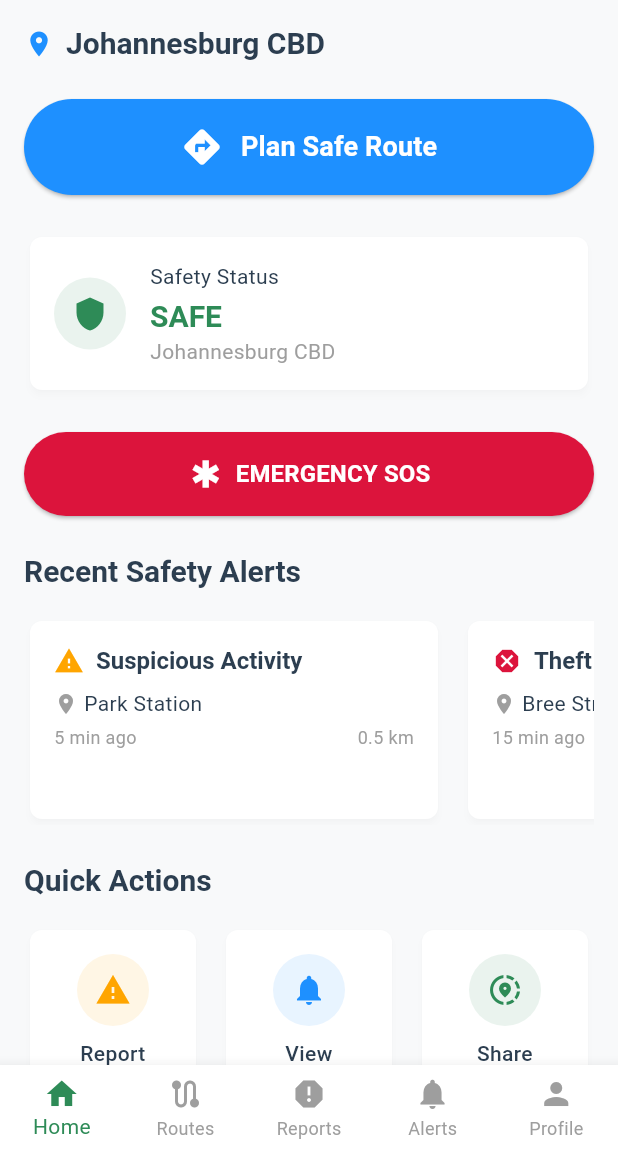
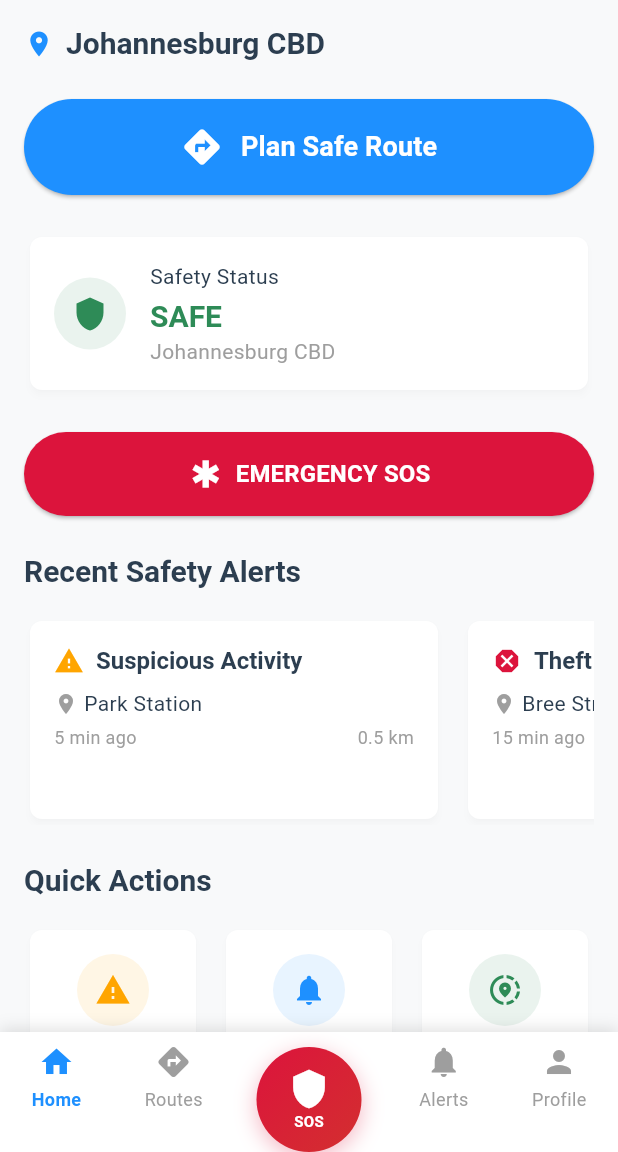
Before and after one commit to Varlene-Z-Sib/SafeCommute, a Flutter app: the HomeScreen screen opened by its route, on a phone screen of 412 x 824 dp, the part 84-1236 px from its top. Run offline on Flutter 3.47's test engine with Material 3 defaults, Android fonts, the phone set to English and light mode, and no system bars.

Commit message:
Added emergency type seletor

```diff
--- a/safecommute/lib/screens/home_screen.dart
+++ b/safecommute/lib/screens/home_screen.dart
@@ -1,8 +1,10 @@
+// screens/home_screen.dart
 import 'package:flutter/material.dart';
 import '../../utils/app_colors.dart';
 import '../../widgets/custom_bottom_navigation.dart';
 import '../../widgets/safety_status_widget.dart';
 import '../../widgets/emergency_button.dart';
+import '../../widgets/emergency_type_selector.dart';
 
 class HomeScreen extends StatefulWidget {
   const HomeScreen({super.key});
@@ -16,6 +18,7 @@ class _HomeScreenState extends State<HomeScreen> {
   final bool _isOnline = true;
   final String _currentLocation = 'Johannesburg CBD';
   String _safetyLevel = 'Safe';
+  bool _showEmergencySelector = false;
 
   @override
   Widget build(BuildContext context) {
@@ -69,7 +72,9 @@ class _HomeScreenState extends State<HomeScreen> {
           ),
         ],
       ),
-      body: RefreshIndicator(
+      body: Stack(
+        children: [
+          RefreshIndicator(
             onRefresh: _refreshData,
             child: SingleChildScrollView(
               physics: AlwaysScrollableScrollPhysics(),
@@ -136,7 +141,8 @@ class _HomeScreenState extends State<HomeScreen> {
 
                   // Emergency SOS Button
                   EmergencyButton(
-                onPressed: () => Navigator.pushNamed(context, '/emergency-sos'),
+                    onPressed: () =>
+                        Navigator.pushNamed(context, '/emergency-sos'),
                   ),
                   SizedBox(height: 24),
 
@@ -160,9 +166,29 @@ class _HomeScreenState extends State<HomeScreen> {
               ),
             ),
           ),
+          // Emergency Type Selector Overlay
+          if (_showEmergencySelector)
+            GestureDetector(
+              onTap: _hideEmergencySelector,
+              child: Container(
+                color: Colors.transparent,
+                child: Column(
+                  children: [
+                    Spacer(),
+                    EmergencyTypeSelector(
+                      onEmergencySelected: _handleEmergencySelected,
+                      onCancel: _hideEmergencySelector,
+                    ),
+                  ],
+                ),
+              ),
+            ),
+        ],
+      ),
       bottomNavigationBar: CustomBottomNavigation(
         currentIndex: _currentIndex,
         onTap: _onBottomNavTap,
+        onEmergencyTap: _showEmergencyTypeSelector,
       ),
     );
   }
@@ -359,7 +385,7 @@ class _HomeScreenState extends State<HomeScreen> {
   }
 
   Future<void> _refreshData() async {
-    // Simulated data refresh
+    // Simulate data refresh
     await Future.delayed(Duration(seconds: 1));
     setState(() {
       _safetyLevel = [
@@ -371,7 +397,7 @@ class _HomeScreenState extends State<HomeScreen> {
   }
 
   void _shareLocation() {
-    // Need to still implement location sharing functionality
+    // Implement location sharing functionality
     showDialog(
       context: context,
       builder: (context) => AlertDialog(
@@ -411,14 +437,59 @@ class _HomeScreenState extends State<HomeScreen> {
         Navigator.pushNamed(context, '/route-planning');
         break;
       case 2:
-        Navigator.pushNamed(context, '/safety-reporting');
+        Navigator.pushNamed(context, '/safety-alerts');
         break;
       case 3:
-        Navigator.pushNamed(context, '/safety-alerts');
-        break;
-      case 4:
         Navigator.pushNamed(context, '/profile-settings');
         break;
     }
   }
+
+  void _showEmergencyTypeSelector() {
+    setState(() {
+      _showEmergencySelector = true;
+    });
   }
+
+  void _hideEmergencySelector() {
+    setState(() {
+      _showEmergencySelector = false;
+    });
+  }
+
+  void _handleEmergencySelected(String emergencyType) {
+    _hideEmergencySelector();
+
+    // Handle the selected emergency type
+    showDialog(
+      context: context,
+      builder: (context) => AlertDialog(
+        title: Text('Emergency Alert'),
+        content: Text(
+          'You selected: ${emergencyType.toUpperCase()}\n\nInitiating emergency protocol...',
+        ),
+        actions: [
+          TextButton(
+            onPressed: () => Navigator.pop(context),
+            child: Text('Cancel'),
+          ),
+          ElevatedButton(
+            style: ElevatedButton.styleFrom(
+              backgroundColor: AppColors.alertRed,
+            ),
+            onPressed: () {
+              Navigator.pop(context);
+              // Navigate to emergency handling screen or call emergency services
+              Navigator.pushNamed(
+                context,
+                '/emergency-sos',
+                arguments: emergencyType,
+              );
+            },
+            child: Text('Continue'),
+          ),
+        ],
+      ),
+    );
+  }
+}
--- a/safecommute/lib/widgets/custom_bottom_navigation.dart
+++ b/safecommute/lib/widgets/custom_bottom_navigation.dart
@@ -1,31 +1,148 @@
+// widgets/custom_bottom_navigation.dart
 import 'package:flutter/material.dart';
+import '../utils/app_colors.dart';
 
 class CustomBottomNavigation extends StatelessWidget {
   final int currentIndex;
   final Function(int) onTap;
+  final VoidCallback? onEmergencyTap;
 
   const CustomBottomNavigation({
-    super.key,
+    Key? key,
     required this.currentIndex,
     required this.onTap,
-  });
+    this.onEmergencyTap,
+  }) : super(key: key);
 
   @override
   Widget build(BuildContext context) {
-    return BottomNavigationBar(
-      currentIndex: currentIndex,
+    return Container(
+      height: 80,
+      decoration: BoxDecoration(
+        color: Colors.white,
+        boxShadow: [
+          BoxShadow(
+            color: Colors.black12,
+            offset: Offset(0, -2),
+            blurRadius: 8,
+          ),
+        ],
+      ),
+      child: Stack(
+        children: [
+          // Regular bottom navigation
+          Row(
+            mainAxisAlignment: MainAxisAlignment.spaceAround,
+            children: [
+              _buildNavItem(
+                icon: Icons.home,
+                label: 'Home',
+                index: 0,
+                isSelected: currentIndex == 0,
+                onTap: () => onTap(0),
+              ),
+              _buildNavItem(
+                icon: Icons.directions,
+                label: 'Routes',
+                index: 1,
+                isSelected: currentIndex == 1,
+                onTap: () => onTap(1),
+              ),
+              // Empty space for center button
+              SizedBox(width: 60),
+              _buildNavItem(
+                icon: Icons.notifications,
+                label: 'Alerts',
+                index: 2,
+                isSelected: currentIndex == 2,
+                onTap: () => onTap(2),
+              ),
+              _buildNavItem(
+                icon: Icons.person,
+                label: 'Profile',
+                index: 3,
+                isSelected: currentIndex == 3,
+                onTap: () => onTap(3),
+              ),
+            ],
+          ),
+          // Center emergency button
+          Positioned(
+            left: MediaQuery.of(context).size.width / 2 - 35,
+            top: 10,
+            child: GestureDetector(
+              onTap: onEmergencyTap,
+              child: Container(
+                width: 70,
+                height: 70,
+                decoration: BoxDecoration(
+                  gradient: LinearGradient(
+                    colors: [AppColors.alertRed, Colors.red.shade700],
+                    begin: Alignment.topLeft,
+                    end: Alignment.bottomRight,
+                  ),
+                  shape: BoxShape.circle,
+                  boxShadow: [
+                    BoxShadow(
+                      color: AppColors.alertRed.withOpacity(0.3),
+                      offset: Offset(0, 4),
+                      blurRadius: 12,
+                    ),
+                  ],
+                ),
+                child: Column(
+                  mainAxisAlignment: MainAxisAlignment.center,
+                  children: [
+                    Icon(Icons.shield, color: Colors.white, size: 28),
+                    Text(
+                      'SOS',
+                      style: TextStyle(
+                        color: Colors.white,
+                        fontSize: 10,
+                        fontWeight: FontWeight.bold,
+                      ),
+                    ),
+                  ],
+                ),
+              ),
+            ),
+          ),
+        ],
+      ),
+    );
+  }
+
+  Widget _buildNavItem({
+    required IconData icon,
+    required String label,
+    required int index,
+    required bool isSelected,
+    required VoidCallback onTap,
+  }) {
+    return GestureDetector(
       onTap: onTap,
-      type: BottomNavigationBarType.fixed,
-      items: [
-        BottomNavigationBarItem(icon: Icon(Icons.home), label: 'Home'),
-        BottomNavigationBarItem(icon: Icon(Icons.route), label: 'Routes'),
-        BottomNavigationBarItem(icon: Icon(Icons.report), label: 'Reports'),
-        BottomNavigationBarItem(
-          icon: Icon(Icons.notifications),
-          label: 'Alerts',
+      child: Container(
+        padding: EdgeInsets.symmetric(vertical: 8),
+        child: Column(
+          mainAxisSize: MainAxisSize.min,
+          children: [
+            Icon(
+              icon,
+              color: isSelected ? AppColors.primaryBlue : Colors.grey,
+              size: 24,
+            ),
+            SizedBox(height: 4),
+            Text(
+              label,
+              style: TextStyle(
+                color: isSelected ? AppColors.primaryBlue : Colors.grey,
+                fontSize: 12,
+                fontWeight: isSelected ? FontWeight.w600 : FontWeight.normal,
+              ),
+            ),
+          ],
         ),
-        BottomNavigationBarItem(icon: Icon(Icons.person), label: 'Profile'),
-      ],
+      ),
     );
   }
 }
```
Also changed, not shown: safecommute/lib/widgets/emergency_type_selector.dart (added, +171 -0 lines). Lines whose indentation alone changed are shown as unchanged.
